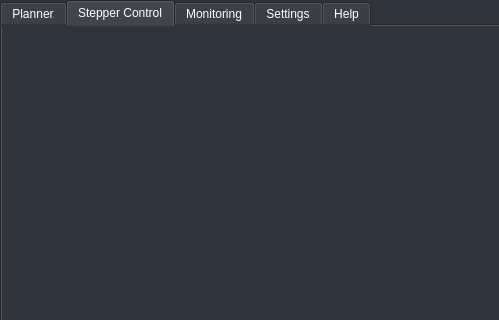
This is ressources/view.ui in FabriceDessolis/Cell-Stretcher-Control as Qt 5 draws it before an edit; both pictures show x 0 to 499 and y 0 to 320 of the 800 by 480 pixel window. The edited form follows.
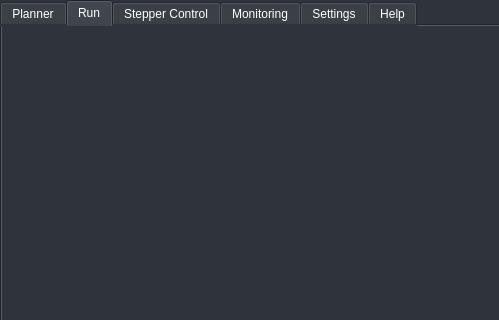
This is the edited form. The open tabs and pages were chosen to show the change. Icons and pictures are not drawn.

What changed in the file:
```diff
--- a/ressources/view.ui
+++ b/ressources/view.ui
@@ -2838,20 +2838,25 @@
       </widget>
       <widget class="QWidget" name="tab_2">
        <attribute name="title">
-        <string>Stepper Control</string>
+        <string>Run</string>
        </attribute>
       </widget>
       <widget class="QWidget" name="tab_3">
        <attribute name="title">
-        <string>Monitoring</string>
+        <string>Stepper Control</string>
        </attribute>
       </widget>
       <widget class="QWidget" name="tab_4">
        <attribute name="title">
-        <string>Settings</string>
+        <string>Monitoring</string>
        </attribute>
       </widget>
       <widget class="QWidget" name="tab_5">
+       <attribute name="title">
+        <string>Settings</string>
+       </attribute>
+      </widget>
+      <widget class="QWidget" name="tab_6">
        <attribute name="title">
         <string>Help</string>
        </attribute>
```
Left out of the diff: 2 changed lines with no effect on the pictures.
